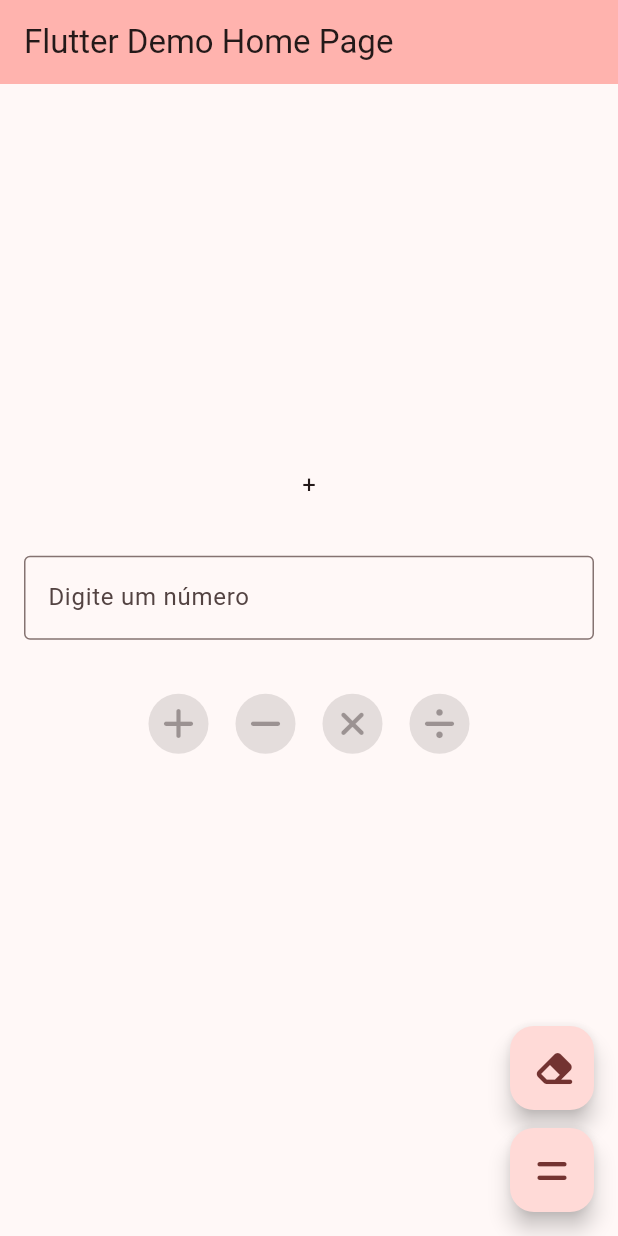
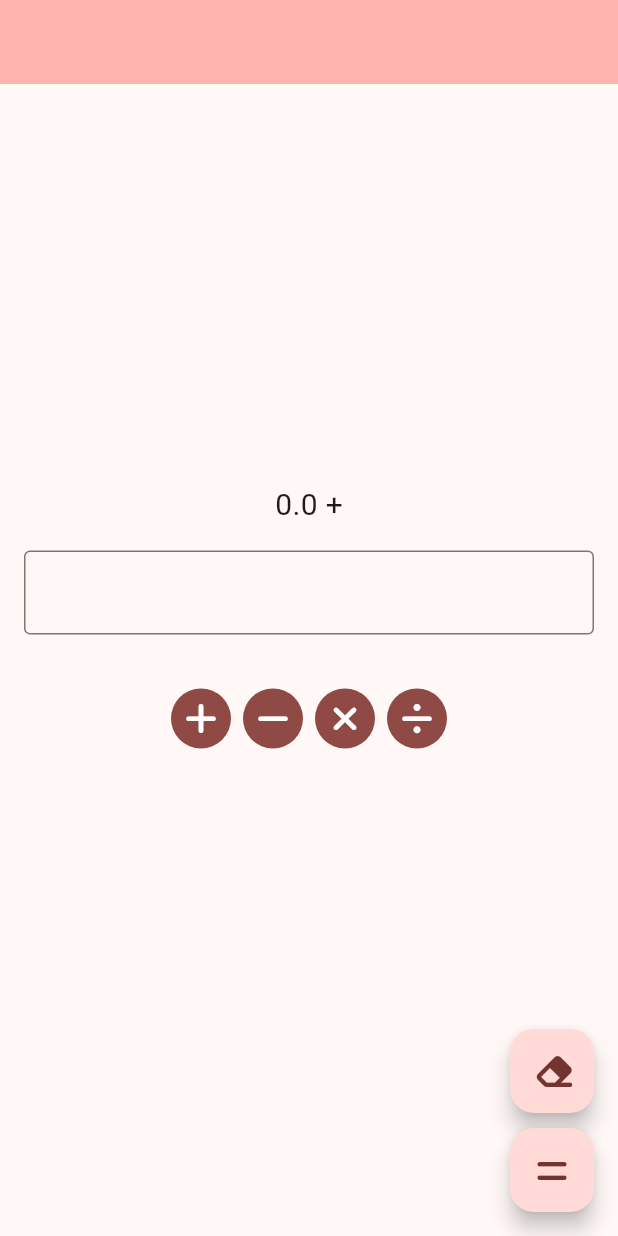
Before and after one commit to ArggusK/SenacT14.Flutter.PrimeiraAplicacao, a Flutter app: the screen it shows after launch, after a tap on an icon or button, on a phone screen of 412 x 824 dp. Run offline on Flutter 3.47's test engine with Material 3 defaults, Android fonts, the phone set to English and light mode, and no system bars; our stand-ins replace font_awesome_flutter.

Commit message:
removi a logica anterior e voltei ao estado bruto por perceber q n fazia tanto sentido

```diff
--- a/lib/pages/myHomePage.dart
+++ b/lib/pages/myHomePage.dart
@@ -14,80 +14,106 @@ class MyHomePage extends StatefulWidget {
 }
 
 class _MyHomePageState extends State<MyHomePage> {
-  final textController1 = TextEditingController();
+  var textController1 = TextEditingController();
   double valorGuardado1 = 0;
   double valorGuardado2 = 0;
   double? valorGuardado1Label;
   double? valorGuardado2Label;
   String calculo = "";
   String result = "";
-  bool _inputEnabled = true;
-  bool _operadoresHabilitados = true;
+  String historico = "";
+  void criarOperacao() {
+    setState(() {
+      valorGuardado2 = double.tryParse(textController1.text) ?? 0;
+      valorGuardado2Label = double.tryParse(textController1.text) ?? 0;
 
-  @override
-  void initState() {
-    super.initState();
-    textController1.addListener(_handleTextInput);
+      switch (calculo) {
+        case "+":
+          valorGuardado1 += valorGuardado2;
+          break;
+        case "-":
+          valorGuardado1 -= valorGuardado2;
+          break;
+        case "x":
+          valorGuardado1 *= valorGuardado2;
+          break;
+        case "÷":
+          valorGuardado1 /= valorGuardado2;
+          break;
+        default:
+          valorGuardado1 = valorGuardado2;
+          break;
       }
 
-  void _handleTextInput() {
-    if (textController1.text.isNotEmpty && result.isNotEmpty) {
-      setState(() {
-        result = "";
-        _operadoresHabilitados = true;
+      result = "Resultado: $valorGuardado1";
+      historico += " $valorGuardado2 $calculo";
+      valorGuardado1Label = valorGuardado1;
+      valorGuardado2Label = null;
+      textController1.clear();
     });
   }
+
+  void somaCalc() {
+    setState(() {
+      if (calculo.isNotEmpty) {
+        criarOperacao();
+      } else {
+        valorGuardado1 = double.tryParse(textController1.text) ?? 0;
+        valorGuardado1Label = double.tryParse(textController1.text) ?? 0;
+        historico = "$valorGuardado1 +";
+        textController1.clear();
+      }
+      calculo = "+";
+    });
   }
 
-  void _handleOperation(String newCalculo) {
-    if (!_operadoresHabilitados) return;
-
+  void subtracaoCalc() {
     setState(() {
-      _inputEnabled = true;
-      _operadoresHabilitados = false;
-
-      if (result.isNotEmpty) {
-        valorGuardado1 = double.tryParse(result.split(' ').last) ?? 0;
-        valorGuardado1Label = valorGuardado1;
-        result = "";
+      if (calculo.isNotEmpty) {
+        criarOperacao();
       } else {
         valorGuardado1 = double.tryParse(textController1.text) ?? 0;
-        valorGuardado1Label = double.tryParse(textController1.text);
+        valorGuardado1Label = double.tryParse(textController1.text) ?? 0;
+        historico = "$valorGuardado1 -";
+        textController1.clear();
+      }
+      calculo = "-";
+    });
   }
 
+  void multiplicacaoCalc() {
+    setState(() {
+      if (calculo.isNotEmpty) {
+        criarOperacao();
+      } else {
+        valorGuardado1 = double.tryParse(textController1.text) ?? 0;
+        valorGuardado1Label = double.tryParse(textController1.text) ?? 0;
+        historico = "$valorGuardado1 x";
         textController1.clear();
-      calculo = newCalculo;
-      valorGuardado2Label = null;
+      }
+      calculo = "x";
+    });
+  }
+
+  void divisaoCalc() {
+    setState(() {
+      if (calculo.isNotEmpty) {
+        criarOperacao();
+      } else {
+        valorGuardado1 = double.tryParse(textController1.text) ?? 0;
+        valorGuardado1Label = double.tryParse(textController1.text) ?? 0;
+        historico = "$valorGuardado1 ÷";
+        textController1.clear();
+      }
+      calculo = "÷";
     });
   }
 
   void resultadoCalc() {
-    if (calculo.isEmpty || !_inputEnabled) return;
-
+    criarOperacao();
     setState(() {
-      valorGuardado2 = double.tryParse(textController1.text) ?? 0;
-      valorGuardado2Label = double.tryParse(textController1.text);
-
-      switch (calculo) {
-        case "+":
-          result = "${valorGuardado1 + valorGuardado2}";
-          break;
-        case "-":
-          result = "${valorGuardado1 - valorGuardado2}";
-          break;
-        case "x":
-          result = "${valorGuardado1 * valorGuardado2}";
-          break;
-        case "÷":
-          result = valorGuardado2 != 0
-              ? "${valorGuardado1 / valorGuardado2}"
-              : "Erro";
-          break;
-      }
-
-      textController1.clear();
-      _inputEnabled = false;
-      _operadoresHabilitados = true;
+      calculo = "";
+      historico = "";
     });
   }
 
@@ -95,11 +121,11 @@ class _MyHomePageState extends State<MyHomePage> {
     setState(() {
       textController1.clear();
       result = "";
+      valorGuardado1 = 0;
       valorGuardado1Label = null;
+      calculo = "";
       valorGuardado2Label = null;
-      calculo = "";
-      _inputEnabled = true;
-      _operadoresHabilitados = true;
+      historico = "";
     });
   }
 
@@ -108,51 +134,33 @@ class _MyHomePageState extends State<MyHomePage> {
     return Scaffold(
       appBar: AppBar(
         backgroundColor: Theme.of(context).colorScheme.inversePrimary,
-        title: Text(widget.title),
       ),
       body: Center(
         child: Column(
           mainAxisAlignment: MainAxisAlignment.center,
           children: <Widget>[
             Text(
-              [
-                if (valorGuardado1Label != null) valorGuardado1Label.toString(),
-                if (calculo.isNotEmpty) calculo,
-                if (valorGuardado2Label != null) valorGuardado2Label.toString(),
-              ].join(' '),
-              style: const TextStyle(fontSize: 16),
+              historico,
+              style: const TextStyle(fontSize: 20),
             ),
-            const SizedBox(height: 20),
-            InputWidget(
-              controller: textController1,
-              label: "Digite um número",
-              enabled: _inputEnabled,
-            ),
+            InputWidget(controller: textController1, label: ""),
             Padding(
-              padding: const EdgeInsets.all(16),
+              padding: EdgeInsets.all(16),
               child: Column(
+                  mainAxisAlignment: MainAxisAlignment.center,
                   children: [
                     iconButtonsRow(
-                    soma: _operadoresHabilitados
-                        ? () => _handleOperation("+")
-                        : null,
-                    subtracao: _operadoresHabilitados
-                        ? () => _handleOperation("-")
-                        : null,
-                    multiplicacao: _operadoresHabilitados
-                        ? () => _handleOperation("x")
-                        : null,
-                    divisao: _operadoresHabilitados
-                        ? () => _handleOperation("÷")
-                        : null,
+                      soma: somaCalc,
+                      subtracao: subtracaoCalc,
+                      multiplicacao: multiplicacaoCalc,
+                      divisao: divisaoCalc,
                     ),
-                  const SizedBox(height: 20),
-                  Text(result.isNotEmpty ? "Resultado: $result" : "",
-                      style: const TextStyle(
-                        fontSize: 18,
-                      )),
-                ],
+                    SizedBox(height: 16),
+                    Text(
+                      result,
+                      style: TextStyle(fontSize: 16),
                     ),
+                  ]),
             ),
           ],
         ),
@@ -161,14 +169,15 @@ class _MyHomePageState extends State<MyHomePage> {
         mainAxisAlignment: MainAxisAlignment.end,
         children: [
           ClearFieldsButton(
-            onPressed: clearFields, // Mantém funcionalidade de limpar
+            onPressed: clearFields,
           ),
-          const SizedBox(height: 12),
+          SizedBox(height: 10),
           ResultadoButton(
-            onPressed: resultadoCalc, // Mantém funcionalidade de cálculo
+            onPressed: resultadoCalc,
           ),
         ],
       ),
+      floatingActionButtonLocation: FloatingActionButtonLocation.endFloat,
     );
   }
 }
--- a/lib/widgets/calcButton_widget.dart
+++ b/lib/widgets/calcButton_widget.dart
@@ -2,32 +2,29 @@ import 'package:flutter/material.dart';
 import 'package:font_awesome_flutter/font_awesome_flutter.dart';
 
 Widget iconButtonsRow({
-  void Function()? soma,
-  void Function()? subtracao,
-  void Function()? multiplicacao,
-  void Function()? divisao,
+  required void Function() soma,
+  required void Function() subtracao,
+  required void Function() multiplicacao,
+  required void Function() divisao,
 }) {
   return Row(
     mainAxisAlignment: MainAxisAlignment.center,
     children: [
       IconButton.filled(
         onPressed: soma,
-        icon: const Icon(FontAwesomeIcons.plus),
+        icon: Icon(FontAwesomeIcons.plus),
       ),
-      const SizedBox(width: 10),
       IconButton.filled(
         onPressed: subtracao,
-        icon: const Icon(FontAwesomeIcons.minus),
+        icon: Icon(FontAwesomeIcons.minus),
       ),
-      const SizedBox(width: 10),
       IconButton.filled(
         onPressed: multiplicacao,
-        icon: const Icon(FontAwesomeIcons.xmark),
+        icon: Icon(FontAwesomeIcons.xmark),
       ),
-      const SizedBox(width: 10),
       IconButton.filled(
         onPressed: divisao,
-        icon: const Icon(FontAwesomeIcons.divide),
+        icon: Icon(FontAwesomeIcons.divide),
       ),
     ],
   );
--- a/lib/widgets/input_widget.dart
+++ b/lib/widgets/input_widget.dart
@@ -3,13 +3,10 @@ import 'package:flutter/material.dart';
 class InputWidget extends StatelessWidget {
   final String label;
   final TextEditingController controller;
-  final bool enabled; // 1. Adicione a propriedade
-
   const InputWidget({
     super.key,
     required this.label,
     required this.controller,
-    this.enabled = true, // 2. Torne opcional com valor padrão
   });
 
   @override
@@ -18,10 +15,9 @@ class InputWidget extends StatelessWidget {
       padding: const EdgeInsets.all(16.0),
       child: TextFormField(
         controller: controller,
-        enabled: enabled, // 3. Aplique a propriedade aqui
         decoration: InputDecoration(
-          labelText: label, // 4. Corrija para labelText
-          border: const OutlineInputBorder(),
+          label: Text(label),
+          border: OutlineInputBorder(),
         ),
       ),
     );
```
Lines whose indentation alone changed are shown as unchanged.
